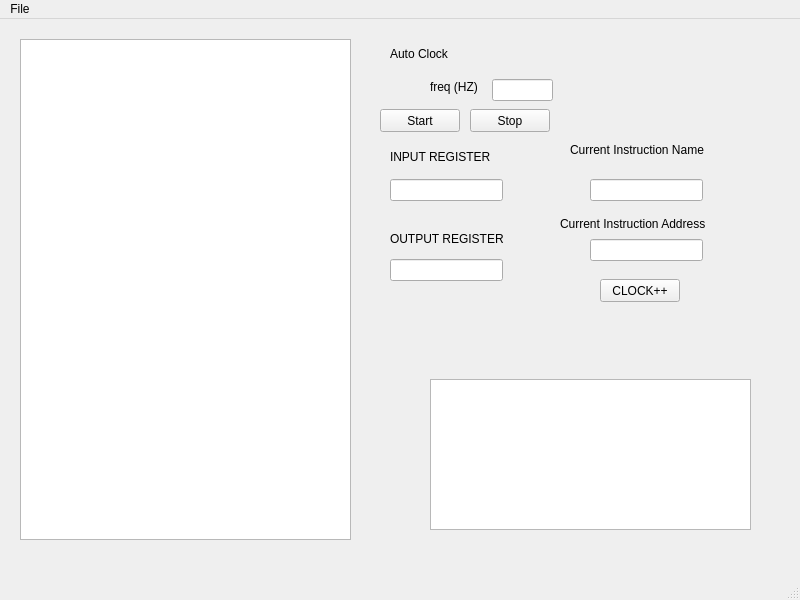
This is bin/SimpleQTEMULATOR/mainwindow.ui in EmergentComplexity/SimpleEmulator as Qt 5 draws it before an edit. The edited form follows.
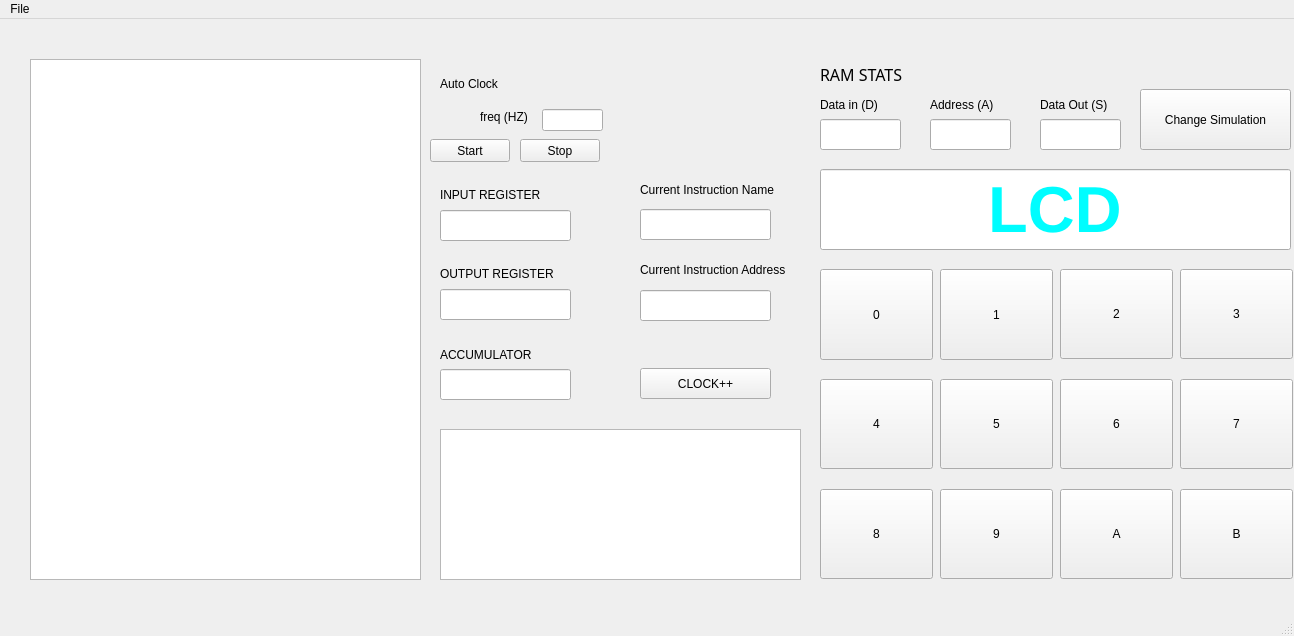
This is the edited form. The open tabs and pages were chosen to show the change.

Diff of the .ui file:
```diff
--- a/bin/SimpleQTEMULATOR/mainwindow.ui
+++ b/bin/SimpleQTEMULATOR/mainwindow.ui
@@ -6,21 +6,103 @@
    <rect>
     <x>0</x>
     <y>0</y>
-    <width>800</width>
-    <height>600</height>
+    <width>1294</width>
+    <height>636</height>
    </rect>
   </property>
   <property name="windowTitle">
    <string>MainWindow</string>
   </property>
   <widget class="QWidget" name="centralwidget">
+   <widget class="QStackedWidget" name="stackedWidget">
+    <property name="geometry">
+     <rect>
+      <x>20</x>
+      <y>20</y>
+      <width>1311</width>
+      <height>581</height>
+     </rect>
+    </property>
+    <widget class="QWidget" name="page">
+     <widget class="QLabel" name="Title">
+      <property name="geometry">
+       <rect>
+        <x>188</x>
+        <y>200</y>
+        <width>930</width>
+        <height>60</height>
+       </rect>
+      </property>
+      <property name="font">
+       <font>
+        <family>Impact</family>
+        <pointsize>29</pointsize>
+       </font>
+      </property>
+      <property name="text">
+       <string>COMPUTER ARCHITECTURE SIMULATOR</string>
+      </property>
+      <property name="textFormat">
+       <enum>Qt::PlainText</enum>
+      </property>
+      <property name="alignment">
+       <set>Qt::AlignCenter</set>
+      </property>
+      <property name="textInteractionFlags">
+       <set>Qt::NoTextInteraction</set>
+      </property>
+     </widget>
+     <widget class="QPushButton" name="button_8bit">
+      <property name="geometry">
+       <rect>
+        <x>370</x>
+        <y>360</y>
+        <width>231</width>
+        <height>111</height>
+       </rect>
+      </property>
+      <property name="text">
+       <string>8-BIT Simulation</string>
+      </property>
+     </widget>
+     <widget class="QPushButton" name="button_4bit">
+      <property name="geometry">
+       <rect>
+        <x>700</x>
+        <y>360</y>
+        <width>231</width>
+        <height>111</height>
+       </rect>
+      </property>
+      <property name="text">
+       <string>4-BIT Simulation</string>
+      </property>
+     </widget>
+    </widget>
+    <widget class="QWidget" name="page_2">
+     <widget class="QLabel" name="label_3">
+      <property name="geometry">
+       <rect>
+        <x>420</x>
+        <y>300</y>
+        <width>131</width>
+        <height>31</height>
+       </rect>
+      </property>
+      <property name="text">
+       <string>ACCUMULATOR</string>
+      </property>
+      <property name="alignment">
+       <set>Qt::AlignLeading|Qt::AlignLeft|Qt::AlignVCenter</set>
+      </property>
+     </widget>
    <widget class="QPushButton" name="clockbutton">
     <property name="geometry">
      <rect>
-      <x>600</x>
-      <y>260</y>
-      <width>80</width>
-      <height>23</height>
+        <x>620</x>
+        <y>329</y>
+        <width>131</width>
+        <height>31</height>
      </rect>
     </property>
     <property name="text">
@@ -30,120 +112,509 @@
    <widget class="QLineEdit" name="currentInstructionBox">
     <property name="geometry">
      <rect>
-      <x>590</x>
-      <y>220</y>
-      <width>113</width>
-      <height>22</height>
-     </rect>
-    </property>
-   </widget>
-   <widget class="QLabel" name="label">
-    <property name="geometry">
-     <rect>
-      <x>560</x>
-      <y>194</y>
-      <width>161</width>
-      <height>21</height>
-     </rect>
-    </property>
-    <property name="text">
-     <string>Current Instruction Address</string>
+        <x>620</x>
+        <y>251</y>
+        <width>131</width>
+        <height>31</height>
+       </rect>
+      </property>
+      <property name="alignment">
+       <set>Qt::AlignCenter</set>
+      </property>
+      <property name="readOnly">
+       <bool>true</bool>
     </property>
    </widget>
    <widget class="QLineEdit" name="currentInstructionName">
     <property name="geometry">
      <rect>
-      <x>590</x>
-      <y>160</y>
-      <width>113</width>
-      <height>22</height>
-     </rect>
-    </property>
-   </widget>
-   <widget class="QLabel" name="label_2">
-    <property name="geometry">
-     <rect>
-      <x>570</x>
-      <y>120</y>
-      <width>151</width>
-      <height>21</height>
-     </rect>
-    </property>
-    <property name="text">
-     <string>Current Instruction Name</string>
+        <x>620</x>
+        <y>170</y>
+        <width>131</width>
+        <height>31</height>
+       </rect>
+      </property>
+      <property name="alignment">
+       <set>Qt::AlignCenter</set>
+      </property>
+      <property name="readOnly">
+       <bool>true</bool>
     </property>
    </widget>
    <widget class="QLineEdit" name="INPUTREG">
     <property name="geometry">
      <rect>
-      <x>390</x>
-      <y>160</y>
-      <width>113</width>
-      <height>22</height>
-     </rect>
-    </property>
-   </widget>
-   <widget class="QLabel" name="label_3">
-    <property name="geometry">
-     <rect>
-      <x>390</x>
-      <y>130</y>
+        <x>420</x>
+        <y>171</y>
       <width>131</width>
-      <height>16</height>
-     </rect>
-    </property>
-    <property name="text">
-     <string>INPUT REGISTER</string>
+        <height>31</height>
+       </rect>
+      </property>
+      <property name="alignment">
+       <set>Qt::AlignCenter</set>
     </property>
    </widget>
    <widget class="QLineEdit" name="OUTPUTREG">
     <property name="geometry">
      <rect>
-      <x>390</x>
-      <y>240</y>
-      <width>113</width>
-      <height>22</height>
-     </rect>
-    </property>
+        <x>420</x>
+        <y>250</y>
+        <width>131</width>
+        <height>31</height>
+       </rect>
+      </property>
+      <property name="alignment">
+       <set>Qt::AlignCenter</set>
+      </property>
+      <property name="readOnly">
+       <bool>true</bool>
+      </property>
    </widget>
    <widget class="QLabel" name="label_4">
     <property name="geometry">
      <rect>
-      <x>390</x>
+        <x>620</x>
       <y>210</y>
+        <width>171</width>
+        <height>41</height>
+       </rect>
+      </property>
+      <property name="text">
+       <string>Current Instruction Address</string>
+      </property>
+     </widget>
+     <widget class="QLabel" name="label_5">
+      <property name="geometry">
+       <rect>
+        <x>620</x>
+        <y>130</y>
+        <width>171</width>
+        <height>41</height>
+       </rect>
+      </property>
+      <property name="text">
+       <string>Current Instruction Name</string>
+      </property>
+     </widget>
+     <widget class="QLineEdit" name="AccumulatorBox">
+      <property name="geometry">
+       <rect>
+        <x>420</x>
+        <y>330</y>
       <width>131</width>
-      <height>20</height>
+        <height>31</height>
+       </rect>
+      </property>
+      <property name="alignment">
+       <set>Qt::AlignCenter</set>
+      </property>
+      <property name="readOnly">
+       <bool>true</bool>
+      </property>
+     </widget>
+     <widget class="QLabel" name="label">
+      <property name="geometry">
+       <rect>
+        <x>420</x>
+        <y>140</y>
+        <width>131</width>
+        <height>31</height>
+       </rect>
+      </property>
+      <property name="text">
+       <string>INPUT REGISTER</string>
+      </property>
+      <property name="alignment">
+       <set>Qt::AlignLeading|Qt::AlignLeft|Qt::AlignVCenter</set>
+      </property>
+     </widget>
+     <widget class="QLabel" name="label_2">
+      <property name="geometry">
+       <rect>
+        <x>420</x>
+        <y>219</y>
+        <width>131</width>
+        <height>31</height>
      </rect>
     </property>
     <property name="text">
      <string>OUTPUT REGISTER</string>
     </property>
+      <property name="alignment">
+       <set>Qt::AlignLeading|Qt::AlignLeft|Qt::AlignVCenter</set>
+      </property>
    </widget>
    <widget class="QTextEdit" name="textEdit">
     <property name="geometry">
      <rect>
-      <x>20</x>
+        <x>10</x>
       <y>20</y>
-      <width>331</width>
-      <height>501</height>
-     </rect>
-    </property>
+        <width>391</width>
+        <height>521</height>
+       </rect>
+      </property>
+      <property name="readOnly">
+       <bool>true</bool>
+      </property>
    </widget>
    <widget class="QTextEdit" name="testbox">
     <property name="geometry">
      <rect>
-      <x>430</x>
-      <y>360</y>
-      <width>321</width>
+        <x>420</x>
+        <y>390</y>
+        <width>361</width>
       <height>151</height>
      </rect>
     </property>
-   </widget>
-   <widget class="QLabel" name="label_5">
+      <property name="readOnly">
+       <bool>true</bool>
+      </property>
+     </widget>
+     <widget class="QPushButton" name="change_sim">
     <property name="geometry">
      <rect>
-      <x>390</x>
-      <y>25</y>
+        <x>1120</x>
+        <y>50</y>
+        <width>151</width>
+        <height>61</height>
+       </rect>
+      </property>
+      <property name="text">
+       <string>Change Simulation</string>
+      </property>
+     </widget>
+     <widget class="QLineEdit" name="lineEdit">
+      <property name="geometry">
+       <rect>
+        <x>800</x>
+        <y>130</y>
+        <width>471</width>
+        <height>81</height>
+       </rect>
+      </property>
+      <property name="font">
+       <font>
+        <pointsize>49</pointsize>
+        <weight>75</weight>
+        <bold>true</bold>
+        <underline>false</underline>
+        <strikeout>false</strikeout>
+        <stylestrategy>PreferDefault</stylestrategy>
+        <kerning>true</kerning>
+       </font>
+      </property>
+      <property name="styleSheet">
+       <string notr="true">color: rgb(0, 253, 255);
+</string>
+      </property>
+      <property name="text">
+       <string>LCD</string>
+      </property>
+      <property name="alignment">
+       <set>Qt::AlignCenter</set>
+      </property>
+      <property name="readOnly">
+       <bool>true</bool>
+      </property>
+      <property name="clearButtonEnabled">
+       <bool>false</bool>
+      </property>
+     </widget>
+     <widget class="QLabel" name="label_8">
+      <property name="geometry">
+       <rect>
+        <x>800</x>
+        <y>50</y>
+        <width>91</width>
+        <height>31</height>
+       </rect>
+      </property>
+      <property name="text">
+       <string>Data in (D)</string>
+      </property>
+     </widget>
+     <widget class="QLabel" name="label_6">
+      <property name="geometry">
+       <rect>
+        <x>1020</x>
+        <y>50</y>
+        <width>91</width>
+        <height>31</height>
+       </rect>
+      </property>
+      <property name="text">
+       <string>Data Out (S)</string>
+      </property>
+     </widget>
+     <widget class="QLineEdit" name="DataOutField">
+      <property name="geometry">
+       <rect>
+        <x>1020</x>
+        <y>80</y>
+        <width>81</width>
+        <height>31</height>
+       </rect>
+      </property>
+      <property name="readOnly">
+       <bool>true</bool>
+      </property>
+     </widget>
+     <widget class="QLineEdit" name="DatainFIeld">
+      <property name="geometry">
+       <rect>
+        <x>800</x>
+        <y>80</y>
+        <width>81</width>
+        <height>31</height>
+       </rect>
+      </property>
+      <property name="font">
+       <font>
+        <pointsize>1</pointsize>
+       </font>
+      </property>
+      <property name="readOnly">
+       <bool>true</bool>
+      </property>
+     </widget>
+     <widget class="QLabel" name="label_7">
+      <property name="geometry">
+       <rect>
+        <x>910</x>
+        <y>50</y>
+        <width>91</width>
+        <height>31</height>
+       </rect>
+      </property>
+      <property name="text">
+       <string>Address (A)</string>
+      </property>
+     </widget>
+     <widget class="QLineEdit" name="AddressField">
+      <property name="geometry">
+       <rect>
+        <x>910</x>
+        <y>80</y>
+        <width>81</width>
+        <height>31</height>
+       </rect>
+      </property>
+      <property name="readOnly">
+       <bool>true</bool>
+      </property>
+     </widget>
+     <widget class="QPushButton" name="numpadB">
+      <property name="geometry">
+       <rect>
+        <x>1160</x>
+        <y>450</y>
+        <width>113</width>
+        <height>90</height>
+       </rect>
+      </property>
+      <property name="text">
+       <string>B</string>
+      </property>
+     </widget>
+     <widget class="QPushButton" name="numpad0">
+      <property name="enabled">
+       <bool>true</bool>
+      </property>
+      <property name="geometry">
+       <rect>
+        <x>800</x>
+        <y>230</y>
+        <width>113</width>
+        <height>91</height>
+       </rect>
+      </property>
+      <property name="text">
+       <string>0</string>
+      </property>
+     </widget>
+     <widget class="QPushButton" name="numpad8">
+      <property name="geometry">
+       <rect>
+        <x>800</x>
+        <y>450</y>
+        <width>113</width>
+        <height>90</height>
+       </rect>
+      </property>
+      <property name="text">
+       <string>8</string>
+      </property>
+     </widget>
+     <widget class="QPushButton" name="numpad2">
+      <property name="geometry">
+       <rect>
+        <x>1040</x>
+        <y>230</y>
+        <width>113</width>
+        <height>90</height>
+       </rect>
+      </property>
+      <property name="text">
+       <string>2</string>
+      </property>
+     </widget>
+     <widget class="QPushButton" name="numpad4">
+      <property name="geometry">
+       <rect>
+        <x>800</x>
+        <y>340</y>
+        <width>113</width>
+        <height>90</height>
+       </rect>
+      </property>
+      <property name="text">
+       <string>4</string>
+      </property>
+     </widget>
+     <widget class="QPushButton" name="numpad7">
+      <property name="geometry">
+       <rect>
+        <x>1160</x>
+        <y>340</y>
+        <width>113</width>
+        <height>90</height>
+       </rect>
+      </property>
+      <property name="text">
+       <string>7</string>
+      </property>
+     </widget>
+     <widget class="QPushButton" name="numpad1">
+      <property name="geometry">
+       <rect>
+        <x>920</x>
+        <y>230</y>
+        <width>113</width>
+        <height>91</height>
+       </rect>
+      </property>
+      <property name="text">
+       <string>1</string>
+      </property>
+     </widget>
+     <widget class="QPushButton" name="numpad6">
+      <property name="geometry">
+       <rect>
+        <x>1040</x>
+        <y>340</y>
+        <width>113</width>
+        <height>90</height>
+       </rect>
+      </property>
+      <property name="text">
+       <string>6</string>
+      </property>
+     </widget>
+     <widget class="QPushButton" name="numpad3">
+      <property name="geometry">
+       <rect>
+        <x>1160</x>
+        <y>230</y>
+        <width>113</width>
+        <height>90</height>
+       </rect>
+      </property>
+      <property name="text">
+       <string>3</string>
+      </property>
+     </widget>
+     <widget class="QPushButton" name="numpad5">
+      <property name="geometry">
+       <rect>
+        <x>920</x>
+        <y>340</y>
+        <width>113</width>
+        <height>90</height>
+       </rect>
+      </property>
+      <property name="text">
+       <string>5</string>
+      </property>
+     </widget>
+     <widget class="QPushButton" name="numpad9">
+      <property name="geometry">
+       <rect>
+        <x>920</x>
+        <y>450</y>
+        <width>113</width>
+        <height>90</height>
+       </rect>
+      </property>
+      <property name="text">
+       <string>9</string>
+      </property>
+     </widget>
+     <widget class="QPushButton" name="numpadA">
+      <property name="geometry">
+       <rect>
+        <x>1040</x>
+        <y>450</y>
+        <width>113</width>
+        <height>90</height>
+       </rect>
+      </property>
+      <property name="text">
+       <string>A</string>
+      </property>
+     </widget>
+     <widget class="QLabel" name="label_9">
+      <property name="geometry">
+       <rect>
+        <x>800</x>
+        <y>20</y>
+        <width>301</width>
+        <height>31</height>
+       </rect>
+      </property>
+      <property name="font">
+       <font>
+        <family>Impact</family>
+        <pointsize>12</pointsize>
+       </font>
+      </property>
+      <property name="text">
+       <string>RAM STATS</string>
+      </property>
+      <property name="alignment">
+       <set>Qt::AlignLeading|Qt::AlignLeft|Qt::AlignVCenter</set>
+      </property>
+     </widget>
+     <widget class="QLabel" name="label_10">
+      <property name="geometry">
+       <rect>
+        <x>460</x>
+        <y>70</y>
+        <width>52</width>
+        <height>15</height>
+       </rect>
+      </property>
+      <property name="text">
+       <string>freq (HZ)</string>
+      </property>
+     </widget>
+     <widget class="QPushButton" name="ClockStop">
+      <property name="geometry">
+       <rect>
+        <x>500</x>
+        <y>100</y>
+        <width>80</width>
+        <height>23</height>
+       </rect>
+      </property>
+      <property name="text">
+       <string>Stop</string>
+      </property>
+     </widget>
+     <widget class="QLabel" name="label_11">
+      <property name="geometry">
+       <rect>
+        <x>420</x>
+        <y>35</y>
       <width>101</width>
       <height>20</height>
      </rect>
@@ -155,8 +626,8 @@
    <widget class="QPushButton" name="ClockStart">
     <property name="geometry">
      <rect>
-      <x>380</x>
-      <y>90</y>
+        <x>410</x>
+        <y>100</y>
       <width>80</width>
       <height>23</height>
      </rect>
@@ -165,41 +636,32 @@
      <string>Start</string>
     </property>
    </widget>
-   <widget class="QPushButton" name="ClockStop">
-    <property name="geometry">
-     <rect>
-      <x>470</x>
-      <y>90</y>
-      <width>80</width>
-      <height>23</height>
-     </rect>
-    </property>
-    <property name="text">
-     <string>Stop</string>
-    </property>
-   </widget>
    <widget class="QLineEdit" name="ClockEdit">
     <property name="geometry">
      <rect>
-      <x>492</x>
-      <y>60</y>
+        <x>522</x>
+        <y>70</y>
       <width>61</width>
       <height>22</height>
      </rect>
     </property>
    </widget>
-   <widget class="QLabel" name="label_6">
+    </widget>
+    <widget class="QWidget" name="page_3">
+     <widget class="QPushButton" name="change_sim_2">
     <property name="geometry">
      <rect>
-      <x>430</x>
-      <y>60</y>
-      <width>52</width>
-      <height>15</height>
+        <x>1120</x>
+        <y>50</y>
+        <width>151</width>
+        <height>61</height>
      </rect>
     </property>
     <property name="text">
-     <string>freq (HZ)</string>
-    </property>
+       <string>Change Simulation</string>
+      </property>
+     </widget>
+    </widget>
    </widget>
   </widget>
   <widget class="QMenuBar" name="menubar">
@@ -207,7 +669,7 @@
     <rect>
      <x>0</x>
      <y>0</y>
-     <width>800</width>
+     <width>1294</width>
      <height>24</height>
     </rect>
    </property>
```
Left out of the diff: 2 changed lines with no effect on the pictures. Lines whose indentation alone changed are shown as unchanged.
